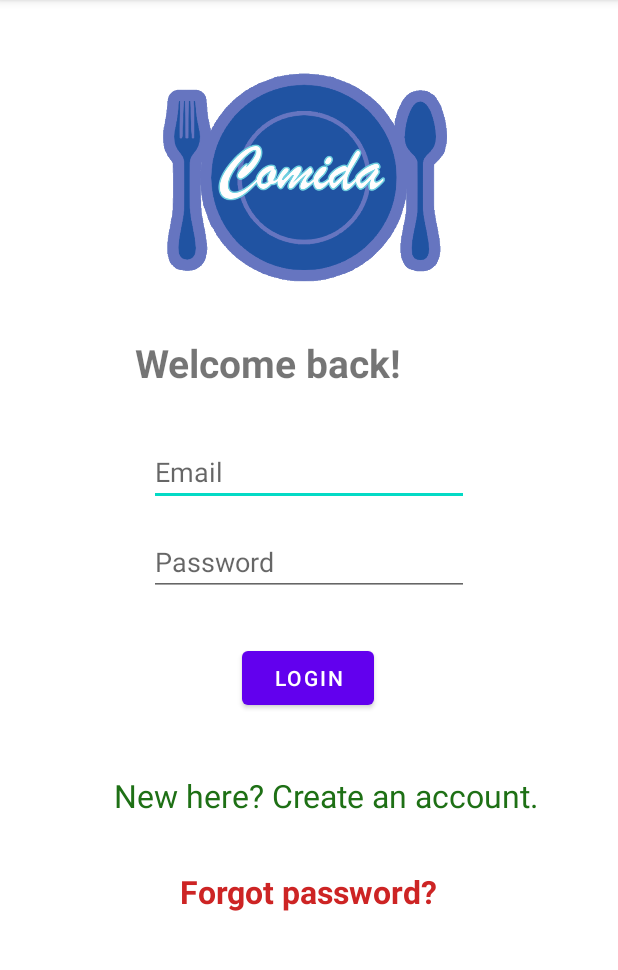
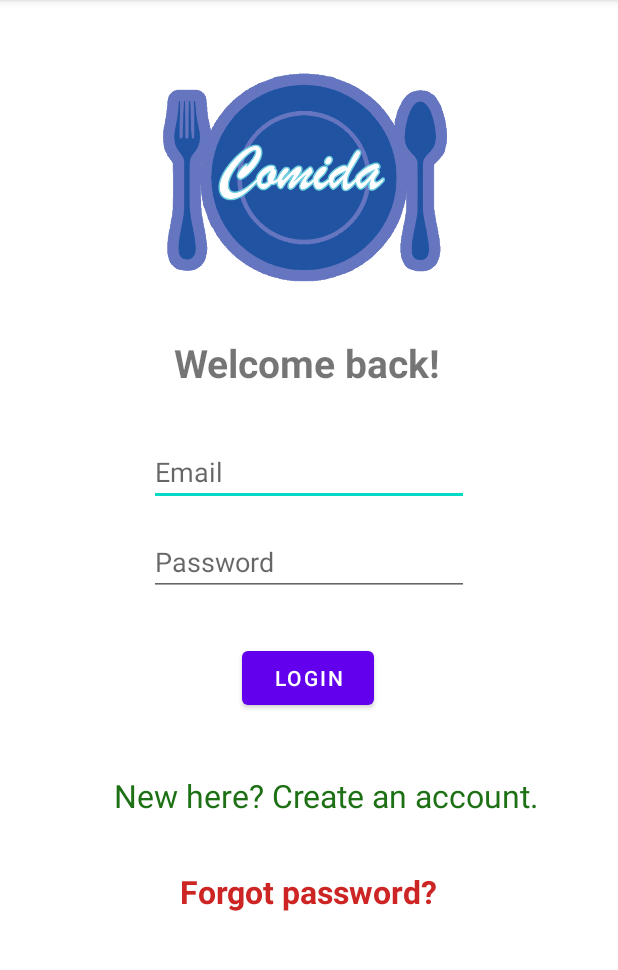
Before and after one commit to skapur12/comida-0316, an Android app: the Login screen opened directly, with no data from a screen before it, on a phone screen of 412 x 824 dp, the part 84-1054 px from its top. Run offline under Robolectric (Android 15) with nearby library versions, the phone set to English and light mode, and no system bars; our stand-ins replace Firebase (no records; nobody signed in at launch, a user with empty details on screens opened directly).

Commit message:
Made small UI fixes

```diff
--- a/app/src/main/res/layout/activity_login.xml
+++ b/app/src/main/res/layout/activity_login.xml
@@ -98,14 +98,14 @@
 
     <TextView
         android:id="@+id/textView5"
-        android:layout_width="230dp"
-        android:layout_height="39dp"
+        android:layout_width="201dp"
+        android:layout_height="36dp"
         android:layout_marginTop="224dp"
         android:text="Welcome back!"
         android:textSize="26sp"
         android:textStyle="bold"
         app:layout_constraintEnd_toEndOf="parent"
-        app:layout_constraintHorizontal_bias="0.496"
+        app:layout_constraintHorizontal_bias="0.55"
         app:layout_constraintStart_toStartOf="parent"
 
         app:layout_constraintTop_toTopOf="parent" />
--- a/app/src/main/res/layout/activity_main.xml
+++ b/app/src/main/res/layout/activity_main.xml
@@ -178,7 +178,7 @@
         android:text="Your Name"
         android:textSize="18sp"
         app:layout_constraintEnd_toEndOf="parent"
-        app:layout_constraintHorizontal_bias="0.616"
+        app:layout_constraintHorizontal_bias="0.58"
         app:layout_constraintStart_toStartOf="parent"
         app:layout_constraintTop_toTopOf="parent" />
 
```
